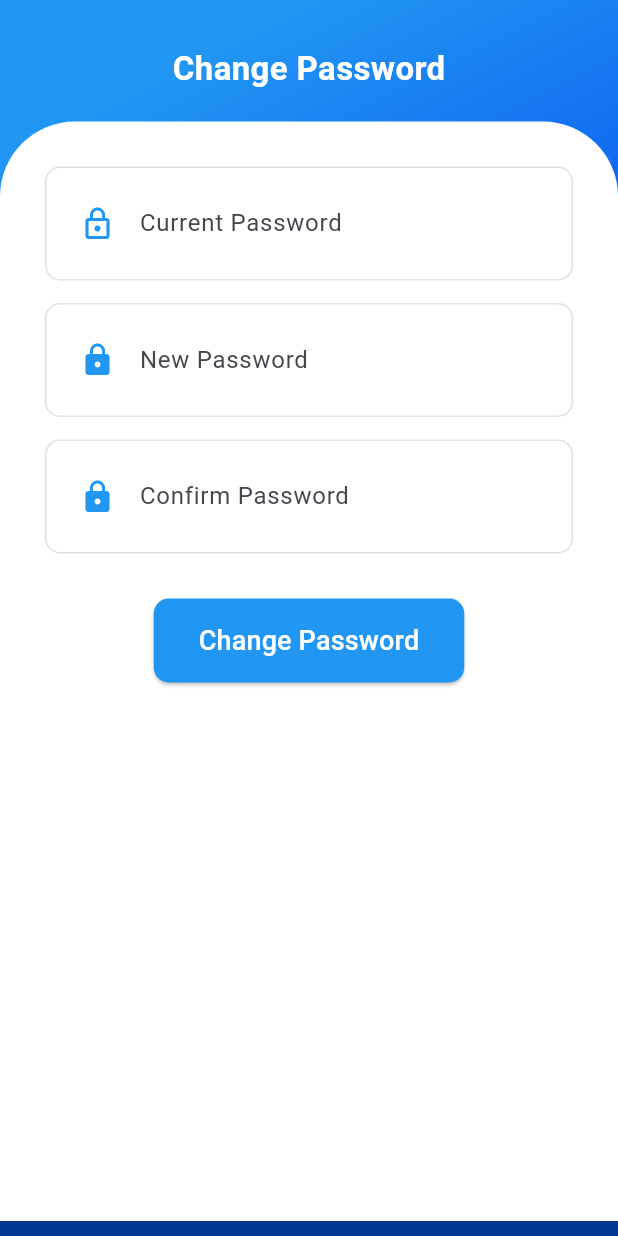
After one commit to himalayzzz/ledgr_app, a Flutter app: the ChangePasswordScreen screen opened by its route, on a phone screen of 412 x 824 dp. The commit adds this screen. Run offline on Flutter 3.47's test engine with Material 3 defaults, Android fonts, the light colour scheme and no system bars; our stand-ins replace cloud_firestore, firebase_auth, firebase_core; accounts and stored records are empty; statements that could not run were skipped.

Commit message:
change password and forget password features

```diff
--- a/lib/main.dart
+++ b/lib/main.dart
@@ -1,7 +1,7 @@
 // main.dart
 import 'package:firebase_core/firebase_core.dart';
 import 'package:flutter/material.dart';
-import 'package:ledgr/screens/add_member_screen.dart';
+import 'package:ledgr/screens/change_password_screen.dart';
 import 'firebase_options.dart';
 import 'screens/accounts_screen.dart';
 import 'screens/dashboard_screen.dart';
@@ -50,6 +50,7 @@ class MainApp extends StatelessWidget {
               eventDate: 'June 30, 2025',
             ),
         '/view-records': (context) => const ViewRecordsScreen(),
+        '/change-password': (context) => const ChangePasswordScreen(),
       },
     );
   }
--- /dev/null
+++ b/lib/screens/change_password_screen.dart
@@ -0,0 +1,160 @@
+import 'package:firebase_auth/firebase_auth.dart';
+import 'package:flutter/material.dart';
+
+class ChangePasswordScreen extends StatefulWidget {
+  const ChangePasswordScreen({super.key});
+
+  @override
+  State<ChangePasswordScreen> createState() => _ChangePasswordScreenState();
+}
+
+class _ChangePasswordScreenState extends State<ChangePasswordScreen> {
+  final TextEditingController _currentPasswordController = TextEditingController();
+  final TextEditingController _newPasswordController = TextEditingController();
+  final TextEditingController _confirmPasswordController = TextEditingController();
+
+  final FirebaseAuth _auth = FirebaseAuth.instance;
+
+  void _changePassword() async {
+    final user = _auth.currentUser;
+    final currentPassword = _currentPasswordController.text.trim();
+    final newPassword = _newPasswordController.text.trim();
+    final confirmPassword = _confirmPasswordController.text.trim();
+
+    if (newPassword != confirmPassword) {
+      _showMessage('New passwords do not match.');
+      return;
+    }
+
+    try {
+      // Re-authenticate user
+      final cred = EmailAuthProvider.credential(
+        email: user!.email!,
+        password: currentPassword,
+      );
+      await user.reauthenticateWithCredential(cred);
+
+      // Update password
+      await user.updatePassword(newPassword);
+      _showMessage('Password changed successfully!', color: Colors.green);
+      Navigator.pop(context); // Go back to login
+    } on FirebaseAuthException catch (e) {
+      _showMessage(e.message ?? 'Error occurred');
+    }
+  }
+
+  void _showMessage(String message, {Color color = Colors.red}) {
+    ScaffoldMessenger.of(context).showSnackBar(
+      SnackBar(
+        content: Text(message),
+        backgroundColor: color,
+      ),
+    );
+  }
+
+  @override
+  Widget build(BuildContext context) {
+    return Scaffold(
+      body: Container(
+        padding: const EdgeInsets.symmetric(vertical: 10),
+        width: double.infinity,
+        decoration: const BoxDecoration(
+          gradient: LinearGradient(
+            begin: Alignment.topCenter,
+            colors: [
+              Colors.blue,
+              Color.fromARGB(255, 13, 97, 241),
+              Color.fromARGB(255, 3, 56, 146),
+            ],
+          ),
+        ),
+        child: Column(
+          crossAxisAlignment: CrossAxisAlignment.center,
+          children: [
+            const SizedBox(height: 20),
+            const Text(
+              'Change Password',
+              style: TextStyle(color: Colors.white, fontSize: 22, fontWeight: FontWeight.bold),
+            ),
+            const SizedBox(height: 20),
+            Expanded(
+              child: Container(
+                decoration: const BoxDecoration(
+                  color: Colors.white,
+                  borderRadius: BorderRadius.only(
+                    topLeft: Radius.circular(50),
+                    topRight: Radius.circular(50),
+                  ),
+                ),
+                child: Padding(
+                  padding: const EdgeInsets.all(30),
+                  child: Column(
+                    children: [
+                      _buildInputField(
+                        controller: _currentPasswordController,
+                        hintText: 'Current Password',
+                        icon: Icons.lock_outline,
+                        obscure: true,
+                      ),
+                      const SizedBox(height: 15),
+                      _buildInputField(
+                        controller: _newPasswordController,
+                        hintText: 'New Password',
+                        icon: Icons.lock,
+                        obscure: true,
+                      ),
+                      const SizedBox(height: 15),
+                      _buildInputField(
+                        controller: _confirmPasswordController,
+                        hintText: 'Confirm Password',
+                        icon: Icons.lock,
+                        obscure: true,
+                      ),
+                      const SizedBox(height: 30),
+                      ElevatedButton(
+                        onPressed: _changePassword,
+                        style: ElevatedButton.styleFrom(
+                          backgroundColor: Colors.blue,
+                          padding: const EdgeInsets.symmetric(vertical: 15, horizontal: 30),
+                          shape: RoundedRectangleBorder(
+                            borderRadius: BorderRadius.circular(10),
+                          ),
+                        ),
+                        child: const Text('Change Password', style: TextStyle(fontSize: 18, color: Colors.white)),
+                      ),
+                    ],
+                  ),
+                ),
+              ),
+            ),
+          ],
+        ),
+      ),
+    );
+  }
+
+  Widget _buildInputField({
+    required TextEditingController controller,
+    required String hintText,
+    required IconData icon,
+    bool obscure = false,
+  }) {
+    return Container(
+      padding: const EdgeInsets.all(10),
+      decoration: BoxDecoration(
+        border: Border.all(color: Colors.grey.shade300),
+        borderRadius: BorderRadius.circular(10),
+      ),
+      child: TextFormField(
+        controller: controller,
+        obscureText: obscure,
+        decoration: InputDecoration(
+          border: InputBorder.none,
+          hintText: hintText,
+          prefixIcon: Icon(icon, color: Colors.blue),
+          contentPadding: const EdgeInsets.all(15),
+        ),
+      ),
+    );
+  }
+}
--- a/lib/screens/event_detail_screen.dart
+++ b/lib/screens/event_detail_screen.dart
@@ -172,7 +172,7 @@ class _EventDetailScreenState extends State<EventDetailScreen> {
     return const TableRow(
       decoration: BoxDecoration(color: Color.fromARGB(255, 228, 236, 250)),
       children: [
-        Padding(padding: EdgeInsets.all(8), child: Text('Member')),
+        Padding(padding: EdgeInsets.all(8), child: Text('Member/source')),
         Padding(padding: EdgeInsets.all(8), child: Text('Amount')),
         Padding(padding: EdgeInsets.all(8), child: Text('Type')),
         Padding(padding: EdgeInsets.all(8), child: Text('Description')),
@@ -184,7 +184,7 @@ class _EventDetailScreenState extends State<EventDetailScreen> {
   TableRow _buildDataRow(Map<String, dynamic> row) {
     final amountController = TextEditingController(text: row['amount'].toString());
     final descController = TextEditingController(text: row['description']);
-    final memberController = TextEditingController(text: row['member']);
+    final memberController = TextEditingController(text: row['member/source']);
 
     return TableRow(
       children: [
--- a/lib/screens/login_screen.dart
+++ b/lib/screens/login_screen.dart
@@ -1,5 +1,6 @@
 import 'package:firebase_auth/firebase_auth.dart';
 import 'package:flutter/material.dart';
+import 'package:ledgr/screens/reset_password_screen.dart';
 
 class LoginScreen extends StatefulWidget {
   LoginScreen({super.key});
@@ -131,8 +132,37 @@ class _LoginScreenState extends State<LoginScreen> {
                       ),
                       const SizedBox(height: 40),
 
-                      const Text('Forgot Password?', style: TextStyle(color: Colors.blue, fontSize: 16)),
+                      Row(
+                          mainAxisAlignment: MainAxisAlignment.spaceBetween,
+                          children: [
+                            TextButton(
+                              onPressed: () {
+                                Navigator.pushNamed(context, '/forgot-password');
+                              },
+                              child: const Text('Forgot Password?', style: TextStyle(color: Colors.blue, fontSize: 16)),
+                            ),
+                            TextButton(
+                              onPressed: () {
+                                Navigator.pushNamed(context, '/change-password');
+                              },
+                              child: const Text('Change Password?', style: TextStyle(color: Colors.blue, fontSize: 16)),
+                            ),
+                          ],
+                        ),
+
                       const SizedBox(height: 20),
+
+                      TextButton(
+                            onPressed: () {
+                              Navigator.push(
+                                context,
+                                MaterialPageRoute(builder: (_) => const ResetPasswordScreen()),
+                              );
+                            },
+                            child: const Text("Forgot Password?"),
+                          ),
+
+const SizedBox(height: 20),
                       ElevatedButton(
                         onPressed: () => login(context),
                         style: ElevatedButton.styleFrom(
```
Also changed, not shown: lib/screens/dashboard_screen.dart (+4 -4 lines), lib/screens/reset_password_screen.dart (added, +66 -0 lines).
